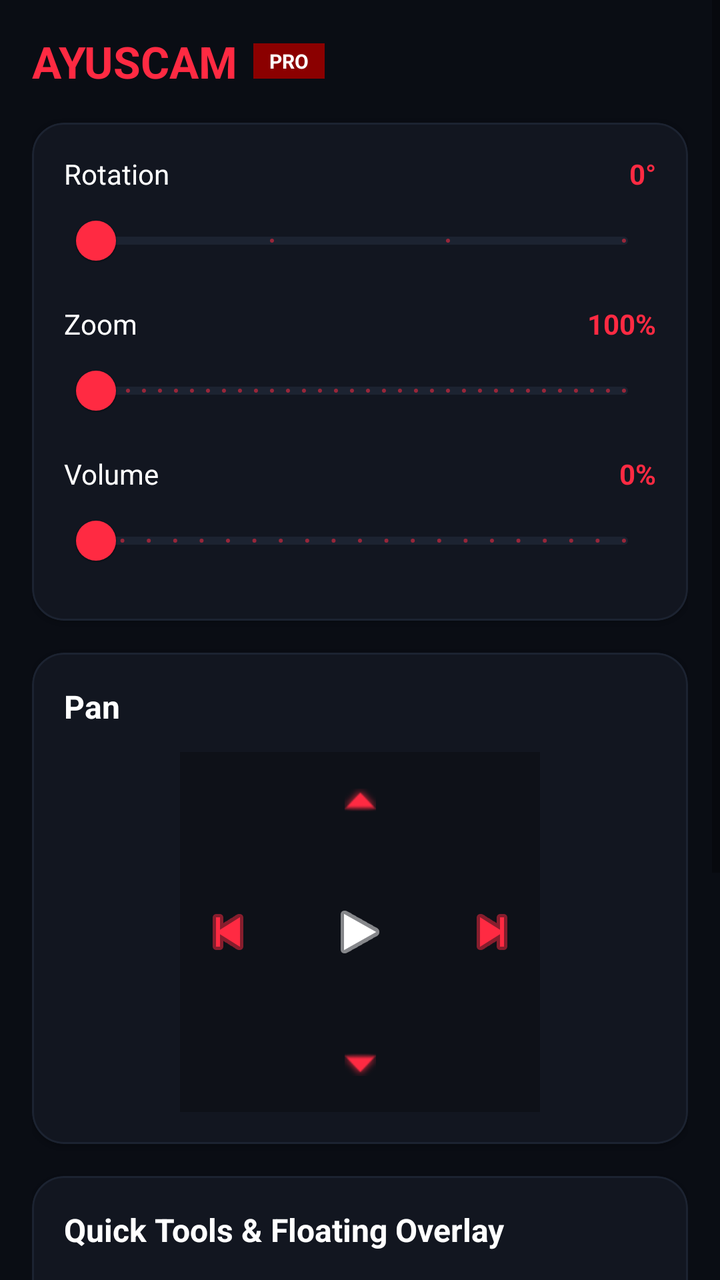
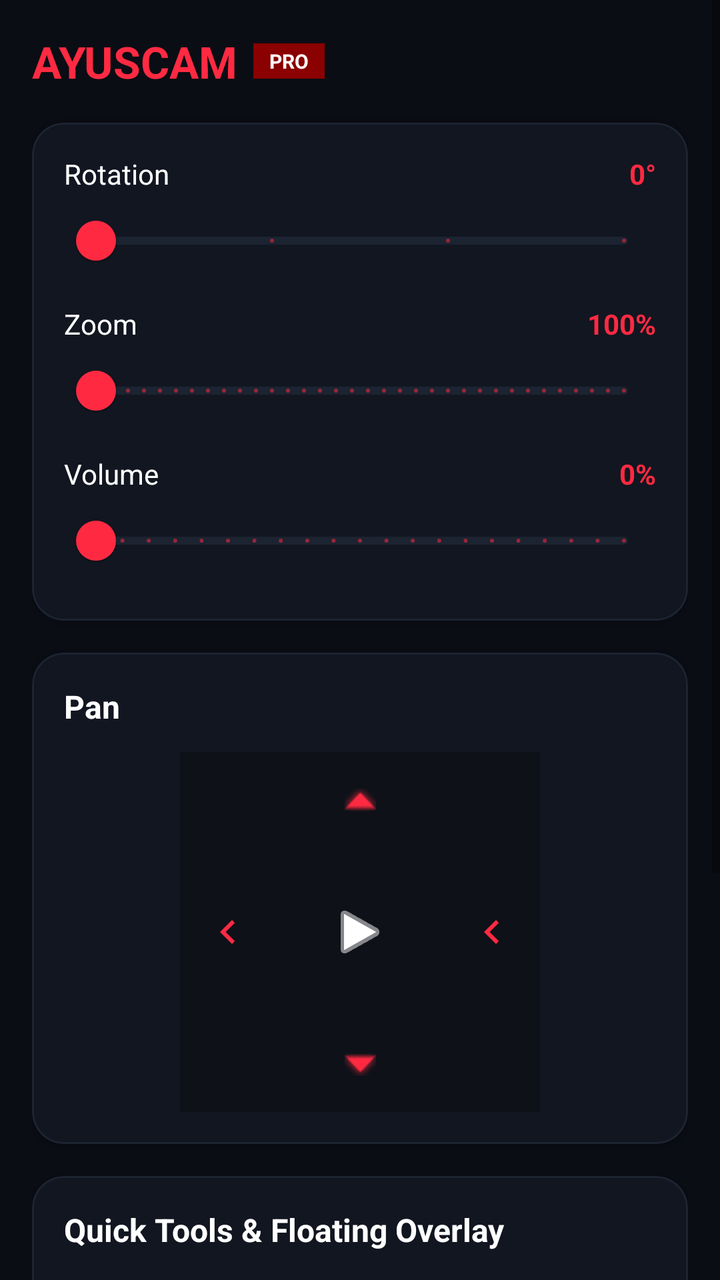

Before-and-after screenshots of an Android layout around one commit, followed by the original layout XML and the change that was made.
<!-- AndroidManifest.xml: application theme Theme.VCAM -->
<!-- res/layout/fragment_control.xml -->
<?xml version="1.0" encoding="utf-8"?>
<ScrollView xmlns:android="http://schemas.android.com/apk/res/android"
    xmlns:app="http://schemas.android.com/apk/res-auto"
    android:layout_width="match_parent"
    android:layout_height="match_parent"
    android:background="@color/bg_black"
    android:fillViewport="true">

    <LinearLayout
        android:layout_width="match_parent"
        android:layout_height="wrap_content"
        android:orientation="vertical"
        android:padding="16dp">

        
        <LinearLayout
            android:layout_width="match_parent"
            android:layout_height="wrap_content"
            android:gravity="center_vertical"
            android:orientation="horizontal"
            android:layout_marginBottom="16dp">

            <TextView
                android:layout_width="wrap_content"
                android:layout_height="wrap_content"
                android:text="@string/app_name"
                android:textColor="@color/accent_red"
                android:textSize="22sp"
                android:textStyle="bold" />

            <TextView
                android:layout_width="wrap_content"
                android:layout_height="wrap_content"
                android:layout_marginStart="8dp"
                android:background="@color/accent_red_dark"
                android:paddingStart="8dp"
                android:paddingTop="2dp"
                android:paddingEnd="8dp"
                android:paddingBottom="2dp"
                android:text="@string/app_badge"
                android:textColor="@color/text_main"
                android:textSize="10sp"
                android:textStyle="bold" />
        </LinearLayout>

        
        <com.google.android.material.card.MaterialCardView
            android:layout_width="match_parent"
            android:layout_height="wrap_content"
            android:layout_marginBottom="16dp"
            app:cardBackgroundColor="@color/card_dark"
            app:cardCornerRadius="16dp"
            app:strokeColor="@color/card_stroke"
            app:strokeWidth="1dp">

            <LinearLayout
                android:layout_width="match_parent"
                android:layout_height="wrap_content"
                android:orientation="vertical"
                android:padding="16dp">

                
                <RelativeLayout
                    android:layout_width="match_parent"
                    android:layout_height="wrap_content">
                    <TextView
                        android:layout_width="wrap_content"
                        android:layout_height="wrap_content"
                        android:text="@string/rotation"
                        android:textColor="@color/text_main"
                        android:textSize="14sp" />
                    <TextView
                        android:id="@+id/tv_rotation_val"
                        android:layout_width="wrap_content"
                        android:layout_height="wrap_content"
                        android:layout_alignParentEnd="true"
                        android:text="0°"
                        android:textColor="@color/accent_red"
                        android:textStyle="bold" />
                </RelativeLayout>

                
                <com.google.android.material.slider.Slider
                    android:id="@+id/slider_rotation"
                    android:layout_width="match_parent"
                    android:layout_height="wrap_content"
                    android:valueFrom="0"
                    android:valueTo="270"
                    android:stepSize="90"
                    app:thumbColor="@color/accent_red"
                    app:trackColorActive="@color/accent_red"
                    app:trackColorInactive="@color/card_stroke" />

                
                <RelativeLayout
                    android:layout_width="match_parent"
                    android:layout_height="wrap_content"
                    android:layout_marginTop="8dp">
                    <TextView
                        android:layout_width="wrap_content"
                        android:layout_height="wrap_content"
                        android:text="@string/zoom"
                        android:textColor="@color/text_main"
                        android:textSize="14sp" />
                    <TextView
                        android:id="@+id/tv_zoom_val"
                        android:layout_width="wrap_content"
                        android:layout_height="wrap_content"
                        android:layout_alignParentEnd="true"
                        android:text="100%"
                        android:textColor="@color/accent_red"
                        android:textStyle="bold" />
                </RelativeLayout>

                
                <com.google.android.material.slider.Slider
                    android:id="@+id/slider_zoom"
                    android:layout_width="match_parent"
                    android:layout_height="wrap_content"
                    android:valueFrom="0"
                    android:valueTo="200"
                    android:stepSize="5"
                    app:thumbColor="@color/accent_red"
                    app:trackColorActive="@color/accent_red"
                    app:trackColorInactive="@color/card_stroke" />

                
                <RelativeLayout
                    android:layout_width="match_parent"
                    android:layout_height="wrap_content"
                    android:layout_marginTop="8dp">
                    <TextView
                        android:layout_width="wrap_content"
                        android:layout_height="wrap_content"
                        android:text="@string/volume"
                        android:textColor="@color/text_main"
                        android:textSize="14sp" />
                    <TextView
                        android:id="@+id/tv_volume_val"
                        android:layout_width="wrap_content"
                        android:layout_height="wrap_content"
                        android:layout_alignParentEnd="true"
                        android:text="0%"
                        android:textColor="@color/accent_red"
                        android:textStyle="bold" />
                </RelativeLayout>

                <com.google.android.material.slider.Slider
                    android:id="@+id/slider_volume"
                    android:layout_width="match_parent"
                    android:layout_height="wrap_content"
                    android:valueFrom="0"
                    android:valueTo="100"
                    android:stepSize="5"
                    app:thumbColor="@color/accent_red"
                    app:trackColorActive="@color/accent_red"
                    app:trackColorInactive="@color/card_stroke" />
            </LinearLayout>
        </com.google.android.material.card.MaterialCardView>

        
        <com.google.android.material.card.MaterialCardView
            android:layout_width="match_parent"
            android:layout_height="wrap_content"
            android:layout_marginBottom="16dp"
            app:cardBackgroundColor="@color/card_dark"
            app:cardCornerRadius="16dp"
            app:strokeColor="@color/card_stroke"
            app:strokeWidth="1dp">

            <LinearLayout
                android:layout_width="match_parent"
                android:layout_height="wrap_content"
                android:orientation="vertical"
                android:padding="16dp">

                <TextView
                    android:layout_width="wrap_content"
                    android:layout_height="wrap_content"
                    android:text="@string/pan"
                    android:textColor="@color/text_main"
                    android:textSize="16sp"
                    android:textStyle="bold" />

                <RelativeLayout
                    android:layout_width="180dp"
                    android:layout_height="180dp"
                    android:layout_gravity="center_horizontal"
                    android:layout_marginTop="12dp"
                    android:background="@color/inner_box_dark">

                    <ImageButton
                        android:id="@+id/btn_pan_up"
                        android:layout_width="48dp"
                        android:layout_height="48dp"
                        android:layout_alignParentTop="true"
                        android:layout_centerHorizontal="true"
                        android:background="?attr/selectableItemBackgroundBorderless"
                        android:src="@android:drawable/arrow_up_float"
                        app:tint="@color/accent_red" />

                    <ImageButton
                        android:id="@+id/btn_pan_down"
                        android:layout_width="48dp"
                        android:layout_height="48dp"
                        android:layout_alignParentBottom="true"
                        android:layout_centerHorizontal="true"
                        android:background="?attr/selectableItemBackgroundBorderless"
                        android:src="@android:drawable/arrow_down_float"
                        app:tint="@color/accent_red" />

                    <ImageButton
                        android:id="@+id/btn_pan_left"
                        android:layout_width="48dp"
                        android:layout_height="48dp"
                        android:layout_alignParentStart="true"
                        android:layout_centerVertical="true"
                        android:background="?attr/selectableItemBackgroundBorderless"
                        android:src="@android:drawable/ic_media_previous"
                        app:tint="@color/accent_red" />

                    <ImageButton
                        android:id="@+id/btn_pan_right"
                        android:layout_width="48dp"
                        android:layout_height="48dp"
                        android:layout_alignParentEnd="true"
                        android:layout_centerVertical="true"
                        android:background="?attr/selectableItemBackgroundBorderless"
                        android:src="@android:drawable/ic_media_next"
                        app:tint="@color/accent_red" />

                    
                    <ImageButton
                        android:id="@+id/btn_pan_center"
                        android:layout_width="48dp"
                        android:layout_height="48dp"
                        android:layout_centerInParent="true"
                        android:background="?attr/selectableItemBackgroundBorderless"
                        android:src="@android:drawable/ic_media_play"
                        app:tint="@color/text_main" />
                </RelativeLayout>
            </LinearLayout>
        </com.google.android.material.card.MaterialCardView>

        
        <com.google.android.material.card.MaterialCardView
            android:layout_width="match_parent"
            android:layout_height="wrap_content"
            android:layout_marginBottom="16dp"
            app:cardBackgroundColor="@color/card_dark"
            app:cardCornerRadius="16dp"
            app:strokeColor="@color/card_stroke"
            app:strokeWidth="1dp">

            <LinearLayout
                android:layout_width="match_parent"
                android:layout_height="wrap_content"
                android:orientation="vertical"
                android:padding="16dp">

                <TextView
                    android:layout_width="wrap_content"
                    android:layout_height="wrap_content"
                    android:text="@string/quick_tools"
                    android:textColor="@color/text_main"
                    android:textSize="16sp"
                    android:textStyle="bold" />

                <com.google.android.material.button.MaterialButton
                    android:id="@+id/btn_hud_toggle"
                    android:layout_width="match_parent"
                    android:layout_height="52dp"
                    android:layout_marginTop="12dp"
                    android:text="@string/show_floating_hud"
                    android:textColor="@color/text_main"
                    app:backgroundTint="@color/accent_red"
                    app:cornerRadius="10dp" />
            </LinearLayout>
        </com.google.android.material.card.MaterialCardView>

        
        <com.google.android.material.card.MaterialCardView
            android:layout_width="match_parent"
            android:layout_height="wrap_content"
            android:layout_marginBottom="80dp"
            app:cardBackgroundColor="@color/card_dark"
            app:cardCornerRadius="16dp"
            app:strokeColor="@color/card_stroke"
            app:strokeWidth="1dp">

            <LinearLayout
                android:layout_width="match_parent"
                android:layout_height="wrap_content"
                android:orientation="vertical"
                android:padding="16dp">

                <TextView
                    android:layout_width="wrap_content"
                    android:layout_height="wrap_content"
                    android:text="@string/aspect_ratio"
                    android:textColor="@color/text_main"
                    android:textSize="16sp"
                    android:textStyle="bold" />

                <LinearLayout
                    android:layout_width="match_parent"
                    android:layout_height="wrap_content"
                    android:layout_marginTop="12dp"
                    android:orientation="horizontal"
                    android:weightSum="3">

                    
                    <com.google.android.material.button.MaterialButton
                        android:id="@+id/btn_scale_fill"
                        android:layout_width="0dp"
                        android:layout_height="wrap_content"
                        android:layout_marginEnd="4dp"
                        android:layout_weight="1"
                        android:text="@string/fill"
                        android:textColor="@color/text_main"
                        app:backgroundTint="@color/inner_box_dark"
                        app:cornerRadius="8dp" />

                    <com.google.android.material.button.MaterialButton
                        android:id="@+id/btn_scale_stretch"
                        android:layout_width="0dp"
                        android:layout_height="wrap_content"
                        android:layout_marginEnd="4dp"
                        android:layout_weight="1"
                        android:text="@string/stretch"
                        android:textColor="@color/text_main"
                        app:backgroundTint="@color/inner_box_dark"
                        app:cornerRadius="8dp" />
                    
                    <com.google.android.material.button.MaterialButton
                        android:id="@+id/btn_scale_fit"
                        android:layout_width="0dp"
                        android:layout_height="wrap_content"
                        android:layout_weight="1"
                        android:text="@string/fit"
                        android:textColor="@color/text_main"
                        app:backgroundTint="@color/inner_box_dark"
                        app:cornerRadius="8dp" />
                </LinearLayout>
            </LinearLayout>
        </com.google.android.material.card.MaterialCardView>
    </LinearLayout>
</ScrollView>
<!-- resources referenced by this layout -->
<resources>
  <color name="accent_red">#FF2A42</color>
  <color name="accent_red_dark">#8B0000</color>
  <color name="bg_black">#0A0D14</color>
  <color name="card_dark">#121620</color>
  <color name="card_stroke">#1C2331</color>
  <color name="inner_box_dark">#0E1118</color>
  <color name="text_main">#FFFFFF</color>
  <string name="app_badge">PRO</string>
  <string name="app_name">AYUSCAM</string>
  <string name="aspect_ratio">Aspect Ratio</string>
  <string name="fill">Fill</string>
  <string name="fit">Fit</string>
  <string name="pan">Pan</string>
  <string name="quick_tools">Quick Tools &amp; Floating Overlay</string>
  <string name="rotation">Rotation</string>
  <string name="show_floating_hud">Show Floating HUD</string>
  <string name="stretch">Stretch</string>
  <string name="volume">Volume</string>
  <string name="zoom">Zoom</string>
  <style name="Theme.VCAM" parent="Theme.MaterialComponents.DayNight.NoActionBar">
          <item name="colorPrimary">@color/accent_red</item>
          <item name="colorPrimaryVariant">@color/bg_black</item>
          <item name="colorOnPrimary">@color/text_main</item>
          <item name="colorSecondary">@color/accent_red</item>
          <item name="android:windowBackground">@color/bg_black</item>
          <item name="android:textColor">@color/text_main</item>
      </style>
</resources>

<!-- the commit's change to res/layout/fragment_control.xml (unified diff, before → after) -->
@@ -12,7 +12,6 @@
         android:orientation="vertical"
         android:padding="16dp">
 
-        
         <LinearLayout
             android:layout_width="match_parent"
             android:layout_height="wrap_content"
@@ -43,7 +42,6 @@
                 android:textStyle="bold" />
         </LinearLayout>
 
-        
         <com.google.android.material.card.MaterialCardView
             android:layout_width="match_parent"
             android:layout_height="wrap_content"
@@ -59,7 +57,6 @@
                 android:orientation="vertical"
                 android:padding="16dp">
 
-                
                 <RelativeLayout
                     android:layout_width="match_parent"
                     android:layout_height="wrap_content">
@@ -79,7 +76,6 @@
                         android:textStyle="bold" />
                 </RelativeLayout>
 
-                
                 <com.google.android.material.slider.Slider
                     android:id="@+id/slider_rotation"
                     android:layout_width="match_parent"
@@ -91,7 +87,6 @@
                     app:trackColorActive="@color/accent_red"
                     app:trackColorInactive="@color/card_stroke" />
 
-                
                 <RelativeLayout
                     android:layout_width="match_parent"
                     android:layout_height="wrap_content"
@@ -112,7 +107,6 @@
                         android:textStyle="bold" />
                 </RelativeLayout>
 
-                
                 <com.google.android.material.slider.Slider
                     android:id="@+id/slider_zoom"
                     android:layout_width="match_parent"
@@ -124,7 +118,6 @@
                     app:trackColorActive="@color/accent_red"
                     app:trackColorInactive="@color/card_stroke" />
 
-                
                 <RelativeLayout
                     android:layout_width="match_parent"
                     android:layout_height="wrap_content"
@@ -158,7 +151,6 @@
             </LinearLayout>
         </com.google.android.material.card.MaterialCardView>
 
-        
         <com.google.android.material.card.MaterialCardView
             android:layout_width="match_parent"
             android:layout_height="wrap_content"
@@ -209,6 +201,7 @@
                         android:src="@android:drawable/arrow_down_float"
                         app:tint="@color/accent_red" />
 
+                    
                     <ImageButton
                         android:id="@+id/btn_pan_left"
                         android:layout_width="48dp"
@@ -216,9 +209,10 @@
                         android:layout_alignParentStart="true"
                         android:layout_centerVertical="true"
                         android:background="?attr/selectableItemBackgroundBorderless"
-                        android:src="@android:drawable/ic_media_previous"
+                        android:src="@drawable/ic_arrow_left"
                         app:tint="@color/accent_red" />
 
+                    
                     <ImageButton
                         android:id="@+id/btn_pan_right"
                         android:layout_width="48dp"
@@ -226,10 +220,9 @@
                         android:layout_alignParentEnd="true"
                         android:layout_centerVertical="true"
                         android:background="?attr/selectableItemBackgroundBorderless"
-                        android:src="@android:drawable/ic_media_next"
+                        android:src="@drawable/ic_arrow_right"
                         app:tint="@color/accent_red" />
 
-                    
                     <ImageButton
                         android:id="@+id/btn_pan_center"
                         android:layout_width="48dp"
@@ -242,7 +235,6 @@
             </LinearLayout>
         </com.google.android.material.card.MaterialCardView>
 
-        
         <com.google.android.material.card.MaterialCardView
             android:layout_width="match_parent"
             android:layout_height="wrap_content"
@@ -278,7 +270,6 @@
             </LinearLayout>
         </com.google.android.material.card.MaterialCardView>
 
-        
         <com.google.android.material.card.MaterialCardView
             android:layout_width="match_parent"
             android:layout_height="wrap_content"
@@ -309,7 +300,6 @@
                     android:orientation="horizontal"
                     android:weightSum="3">
 
-                    
                     <com.google.android.material.button.MaterialButton
                         android:id="@+id/btn_scale_fill"
                         android:layout_width="0dp"
<!-- resource entries referenced after the edit -->
@@ -7,6 +7,24 @@
   <color name="card_stroke">#1C2331</color>
   <color name="inner_box_dark">#0E1118</color>
   <color name="text_main">#FFFFFF</color>
+  <!-- drawable ic_arrow_left (drawable) -->
+  <?xml version="1.0" encoding="utf-8"?>
+  <vector xmlns:android="http://schemas.android.com/apk/res/android"
+      android:width="24dp" android:height="24dp"
+      android:viewportWidth="24" android:viewportHeight="24">
+      <path
+          android:fillColor="#FFFFFFFF"
+          android:pathData="M15.41,16.59L10.83,12l4.58,-4.59L14,6l-6,6 6,6z"/>
+  </vector>
+  <!-- drawable ic_arrow_right (drawable) -->
+  <?xml version="1.0" encoding="utf-8"?>
+  <vector xmlns:android="http://schemas.android.com/apk/res/android"
+      android:width="24dp" android:height="24dp"
+      android:viewportWidth="24" android:viewportHeight="24">
+      <path
+          android:fillColor="#FFFFFFFF"
+          android:pathData="M15.41,16.59L10.83,12l4.58,-4.59L14,6l-6,6 6,6z"/>
+  </vector>
   <string name="app_badge">PRO</string>
   <string name="app_name">AYUSCAM</string>
   <string name="aspect_ratio">Aspect Ratio</string>
